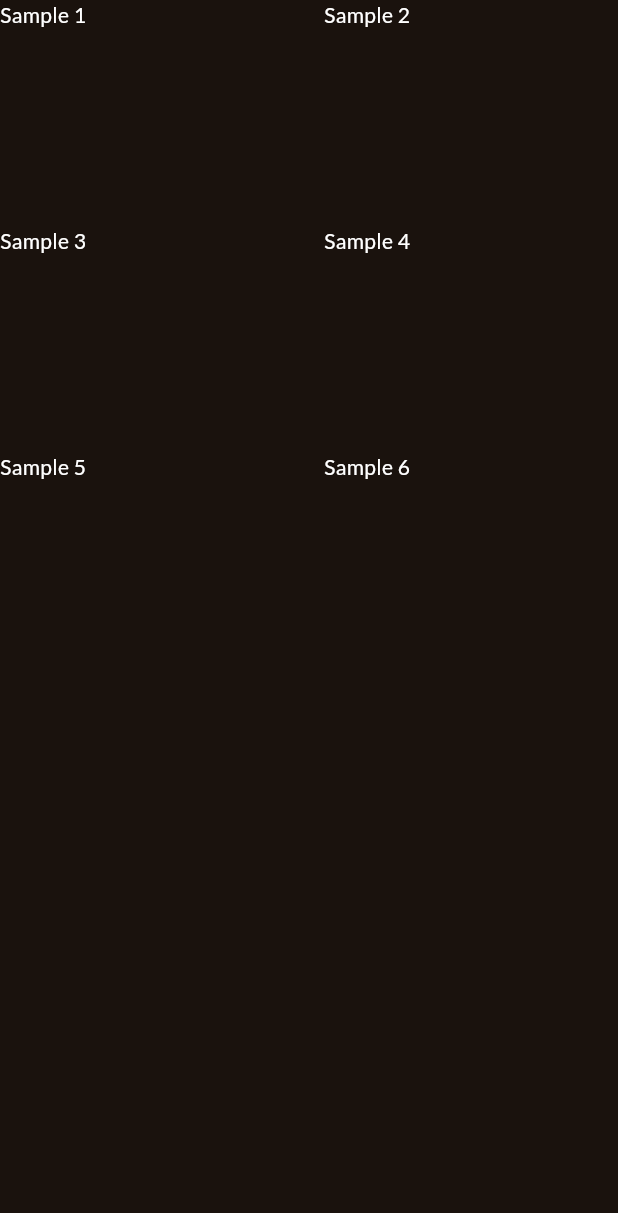
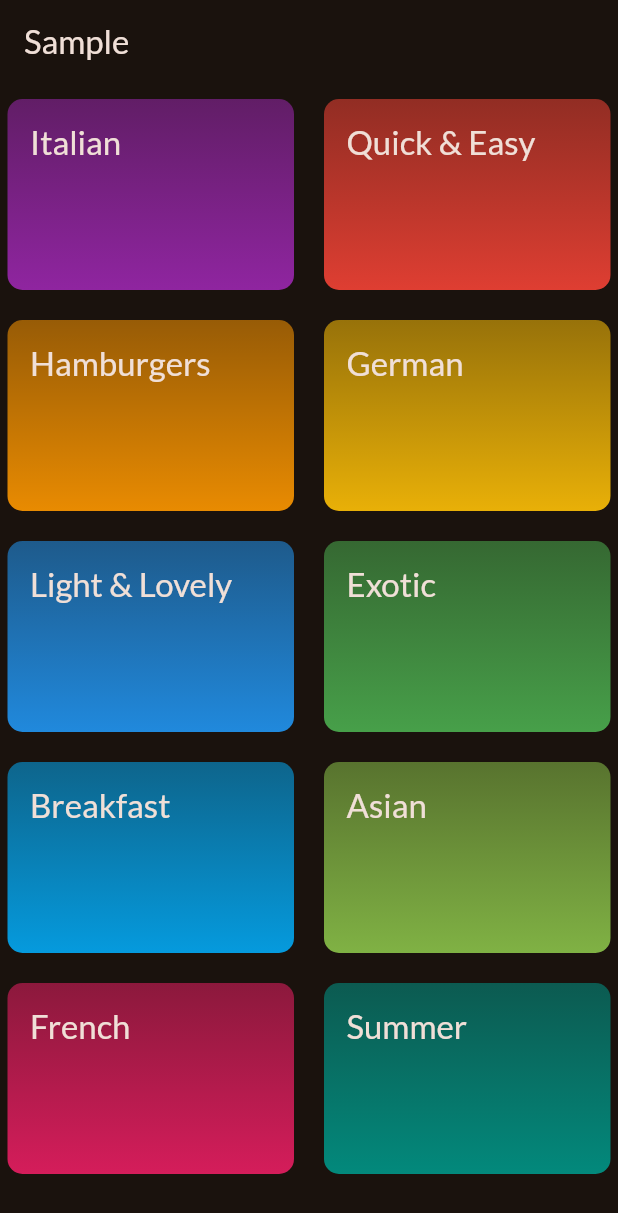
Before and after one commit to QuantumSams/udemy_flutter_redo_meals, a Flutter app: the screen it shows after launch, on a phone screen of 412 x 824 dp. Shown: the top 1213 px of the screen. Run offline on Flutter 3.47's test engine with Material 3 defaults, Android fonts, the phone set to English and light mode, and no system bars; our stand-ins replace google_fonts.

Commit message:
Add: rounded rectangle

```diff
--- a/lib/main.dart
+++ b/lib/main.dart
@@ -22,8 +22,11 @@ class App extends StatelessWidget {
   Widget build(BuildContext context) {
     return MaterialApp(
       theme: theme,
-      home: const Scaffold(
-        body: CategoriesScreen(),
+      home: Scaffold(
+        appBar: AppBar(
+          title: const Text("Sample"),
+        ),
+        body: const CategoriesScreen(),
       ),
     );
   }
--- a/lib/screen/categories_screen.dart
+++ b/lib/screen/categories_screen.dart
@@ -1,4 +1,6 @@
 import "package:flutter/material.dart";
+import "../widget/category_grid_item.dart";
+import "../data/dummy_data.dart";
 
 class CategoriesScreen extends StatelessWidget {
   const CategoriesScreen({super.key});
@@ -6,37 +8,16 @@ class CategoriesScreen extends StatelessWidget {
   @override
   Widget build(BuildContext context) {
     return GridView(
+      padding: const EdgeInsets.symmetric(horizontal: 5, vertical: 10),
       gridDelegate: const SliverGridDelegateWithFixedCrossAxisCount(
         crossAxisCount: 2,
         childAspectRatio: 3 / 2,
         crossAxisSpacing: 20,
         mainAxisSpacing: 20,
       ),
-        children: const [
-          Text(
-            "Sample 1",
-            style: TextStyle(color: Colors.white),
-          ),
-          Text(
-            "Sample 2",
-            style: TextStyle(color: Colors.white),
-          ),
-          Text(
-            "Sample 3",
-            style: TextStyle(color: Colors.white),
-          ),
-          Text(
-            "Sample 4",
-            style: TextStyle(color: Colors.white),
-          ),
-          Text(
-            "Sample 5",
-            style: TextStyle(color: Colors.white),
-          ),
-          Text(
-            "Sample 6",
-            style: TextStyle(color: Colors.white),
-          ),
-        ]);
+      children: availableCategories
+          .map((cat) => CategoryGridItem(category: cat))
+          .toList(),
+    );
   }
 }
--- a/lib/category_grid_item.dart
+++ b/lib/widget/category_grid_item.dart
@@ -9,7 +9,9 @@ class CategoryGridItem extends StatelessWidget {
   @override
   Widget build(BuildContext context) {
     return Container(
+      padding: const EdgeInsets.all(15),
       decoration: BoxDecoration(
+        borderRadius: BorderRadius.circular(10),
         gradient: LinearGradient(
           colors: [
             category.color.withOpacity(0.55),
```
Lines whose indentation alone changed are shown as unchanged.
